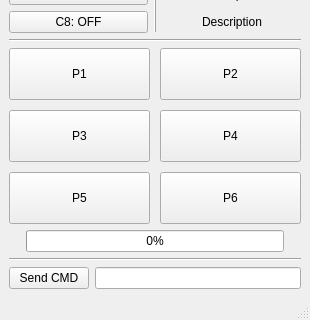
This is ClampControl_V2.ui in EleKoPhi/SerialRelay_V3 as Qt 5 draws it before an edit; both pictures show x 0 to 310 and y 283 to 603 of the 310 by 603 pixel window. The edited form follows.
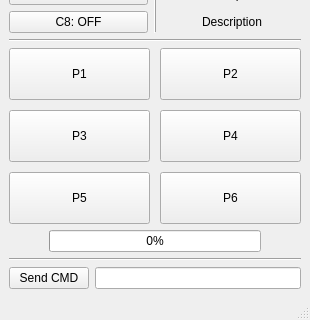
This is the edited form.

The edit to the form file:
```diff
--- a/ClampControl_V2.ui
+++ b/ClampControl_V2.ui
@@ -526,7 +526,7 @@
        </widget>
       </item>
       <item>
-       <layout class="QHBoxLayout" name="ProgressBarLayout" stretch="1,15,1">
+       <layout class="QHBoxLayout" name="ProgressBarLayout" stretch="0,10,0">
         <item>
          <spacer name="horizontalSpacer">
           <property name="orientation">
```
